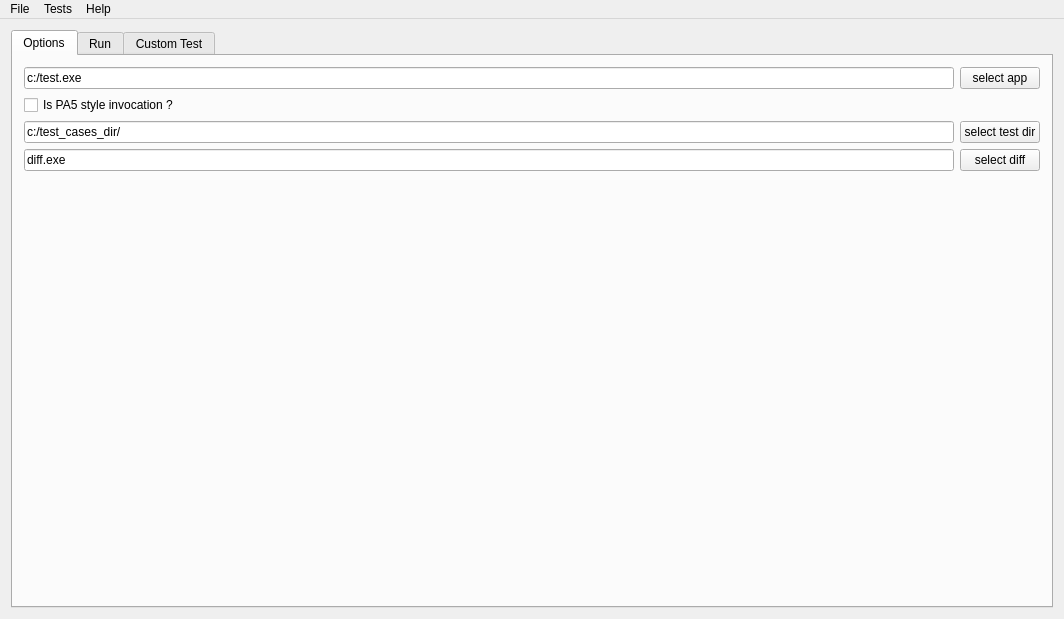
This is cppgm_tests/src/mainwindow.ui in jimon/cppgm_tools as Qt 5 draws it before an edit. The edited form follows.
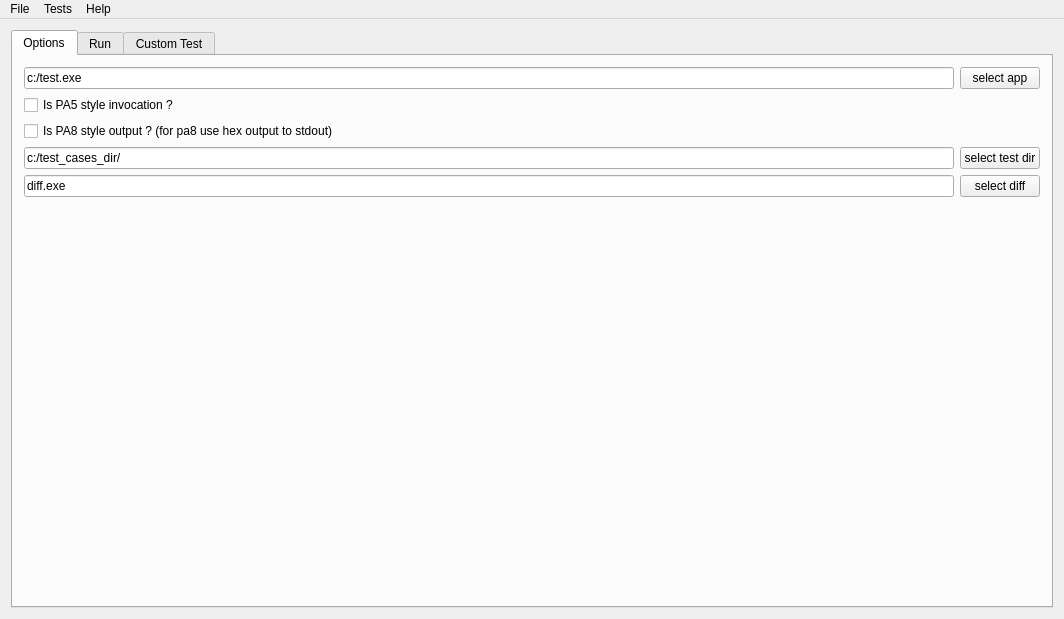
This is the edited form.

```diff
--- a/cppgm_tests/src/mainwindow.ui
+++ b/cppgm_tests/src/mainwindow.ui
@@ -14,7 +14,7 @@
    <string>CPPGM testing</string>
   </property>
   <widget class="QWidget" name="centralWidget">
-   <layout class="QVBoxLayout" name="verticalLayout_9">
+   <layout class="QHBoxLayout" name="horizontalLayout_9">
     <item>
      <widget class="QTabWidget" name="tabWidget">
       <property name="currentIndex">
@@ -50,6 +50,13 @@
           </property>
          </widget>
         </item>
+        <item>
+         <widget class="QCheckBox" name="pa8style">
+          <property name="text">
+           <string>Is PA8 style output ? (for pa8 use hex output to stdout)</string>
+          </property>
+         </widget>
+        </item>
         <item>
          <layout class="QHBoxLayout" name="horizontalLayout_2">
           <item>
```
Left out of the diff: 2 changed lines with no effect on the pictures.
